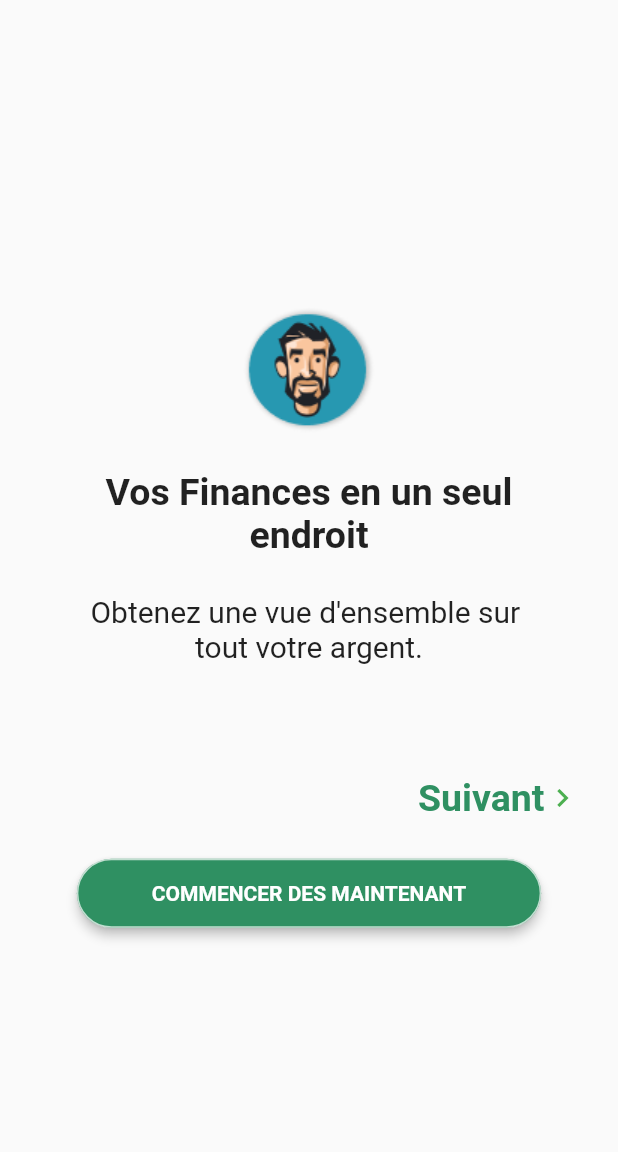
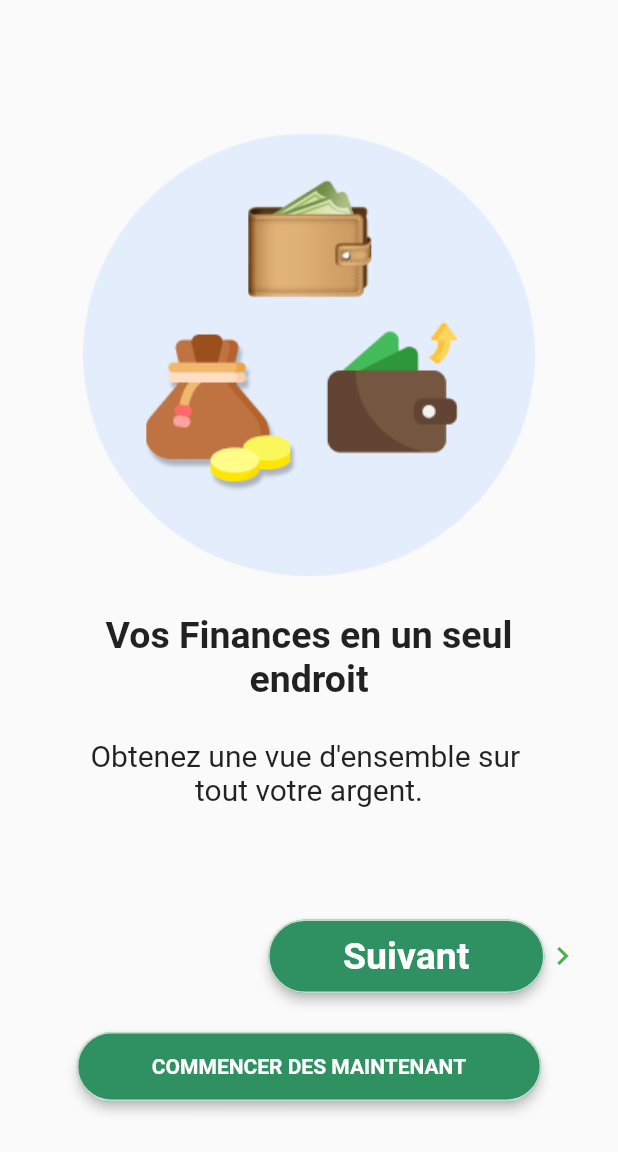
Before and after one commit to ibrahim10sy/appBudget, a Flutter app: the Finances screen opened directly, on a phone screen of 412 x 824 dp. Shown: the top 1152 px of the screen. Run offline on Flutter 3.47's test engine with Material 2 defaults, Android fonts, the phone set to English and light mode, and no system bars; our stand-ins replace device_preview.

Commit message:
2eme-Vendredi

```diff
--- a/lib/screens/Finances.dart
+++ b/lib/screens/Finances.dart
@@ -14,7 +14,7 @@ class Finances extends StatelessWidget{
               padding: const EdgeInsets.only(bottom: 25),
               child:
          Image(
-          image:  AssetImage('assets/images/aaa.png' ),
+          image:  AssetImage('assets/images/finances.png' ),
           ), ),
           Container(
              padding: const EdgeInsets.only(bottom: 0),
@@ -50,10 +50,28 @@ class Finances extends StatelessWidget{
                 child: Row(
               mainAxisAlignment: MainAxisAlignment.end,
               children: [
-                Text("Suivant",
-                style:TextStyle(fontSize: 25, fontWeight: FontWeight.bold, color:Color(0xFF2F9062),
-                ),
-                ),
+             ElevatedButton(onPressed: (){},
+              style: ElevatedButton.styleFrom(
+                          elevation: 3,
+                          padding: const EdgeInsets.symmetric(vertical: 10, horizontal: 50),
+                          backgroundColor: const Color(0xFF2F9062), // Button color
+                          shape: RoundedRectangleBorder(
+                            borderRadius: BorderRadius.circular(30),
+                            side: const BorderSide(color: Colors.white70),
+                          ),
+                        ),
+              child: const Text(
+                          "Suivant",
+                          style: TextStyle(
+                            fontSize: 25,
+                            color: Colors.white,
+                            fontWeight: FontWeight.w700,
+                          ),
+                        ),),
+                // Text("Suivant",
+                // style:TextStyle(fontSize: 25, fontWeight: FontWeight.bold, color:Color(0xFF2F9062),
+                // ),
+                // ),
                 Icon(Icons.navigate_next, color: Colors.green,)
 
               ],
```
Also changed, not shown: lib/main.dart (+9 -7 lines), lib/screens/Depense.dart (+2 -7 lines), lib/screens/demarrage.dart (+19 -0 lines).
